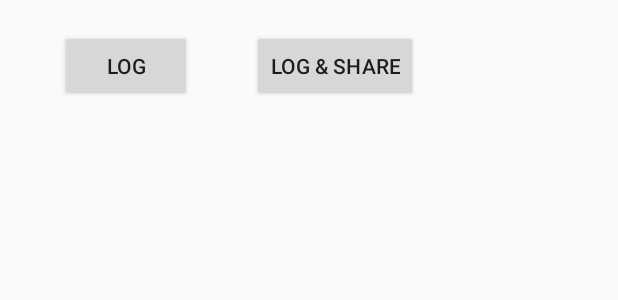
After one commit to sogloarcadius/feelshare, an Android app: the layout custom_dialog.xml on its own in the app's theme, with its tools: preview values and no code run, on a phone screen of 412 x 824 dp. The commit adds this screen. Shown: the top 300 px of the screen. Run offline under Robolectric (Android 15) with nearby library versions, the phone set to English and light mode, and no system bars.

Commit message:
dialog, feelings log or share,

```diff
--- /dev/null
+++ b/app/src/main/res/layout/custom_dialog.xml
@@ -0,0 +1,27 @@
+<?xml version="1.0" encoding="utf-8"?>
+<LinearLayout xmlns:android="http://schemas.android.com/apk/res/android"
+    android:layout_width="match_parent"
+    android:layout_height="match_parent">
+
+    <ImageView
+        android:id="@+id/dialogImageMood"
+        android:layout_width="wrap_content"
+        android:layout_height="wrap_content"
+        android:layout_margin="10dp" />
+
+    <Button
+        android:id="@+id/dialogButtonLog"
+        android:layout_width="wrap_content"
+        android:layout_height="wrap_content"
+        android:text="@string/dialog_log"
+        android:layout_margin="20dp" />
+
+
+    <Button
+        android:id="@+id/dialogButtonLog_share"
+        android:layout_width="wrap_content"
+        android:layout_height="wrap_content"
+        android:text="@string/dialog_log_share"
+        android:layout_margin="20dp" />
+
+</LinearLayout>
--- a/app/src/main/res/values/strings.xml
+++ b/app/src/main/res/values/strings.xml
@@ -42,7 +42,14 @@
     <string name="no">No</string>
     <string name="general_settings">General Settings </string>
     <string name="user_settings">User Settings </string>
+    <string name="no_app">No app to share.</string>
 
+
+    <!-- === Custom Dialog === -->
+
+    <string name="dialog_log_share"><![CDATA[Log & Share]]></string>
+    <string name="dialog_log">Log</string>
+    <string name="dialog_log_message">Moods logged successfully :)</string>
 
     <!-- =====    Feelings =====  -->
 
@@ -73,6 +80,7 @@
 
     <string name="search_view_hint">Search here</string>
 
+
     <!--  =====   Settings    =====  -->
 
 
@@ -85,4 +93,5 @@
     <string name="share_title">Share</string>
     <string name="share_desc">Share with your friends !</string>
 
+
 </resources>
```
Also changed, not shown: app/src/main/java/presentation/FeelingsFragment.java (+53 -21 lines), app/src/main/java/presentation/MyDialogFragment.java (deleted, +0 -63 lines), app/src/main/res/layout/fragment_dialog.xml (deleted, +0 -13 lines).
